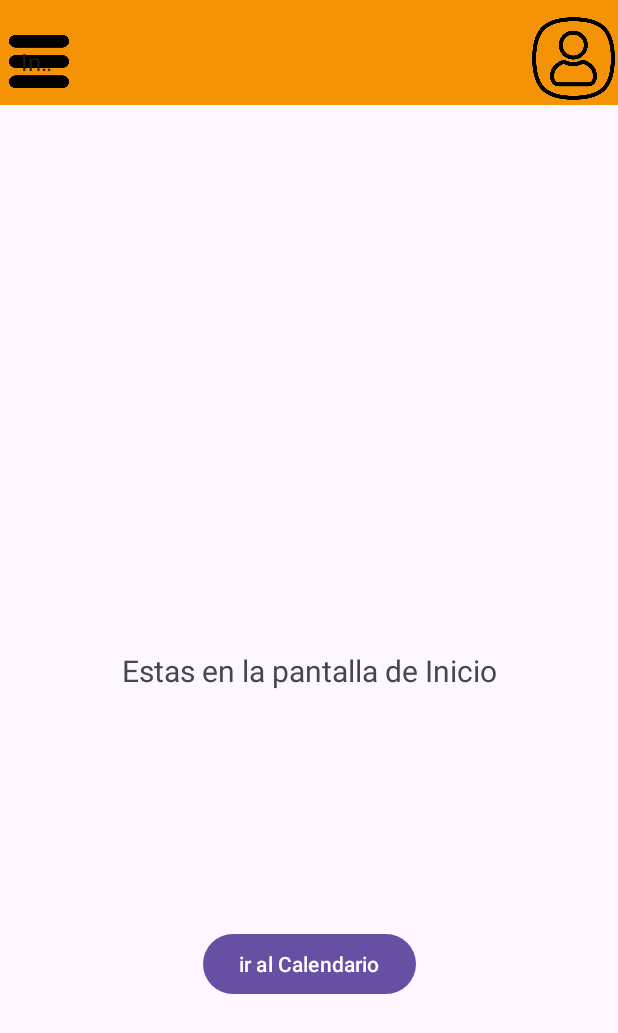
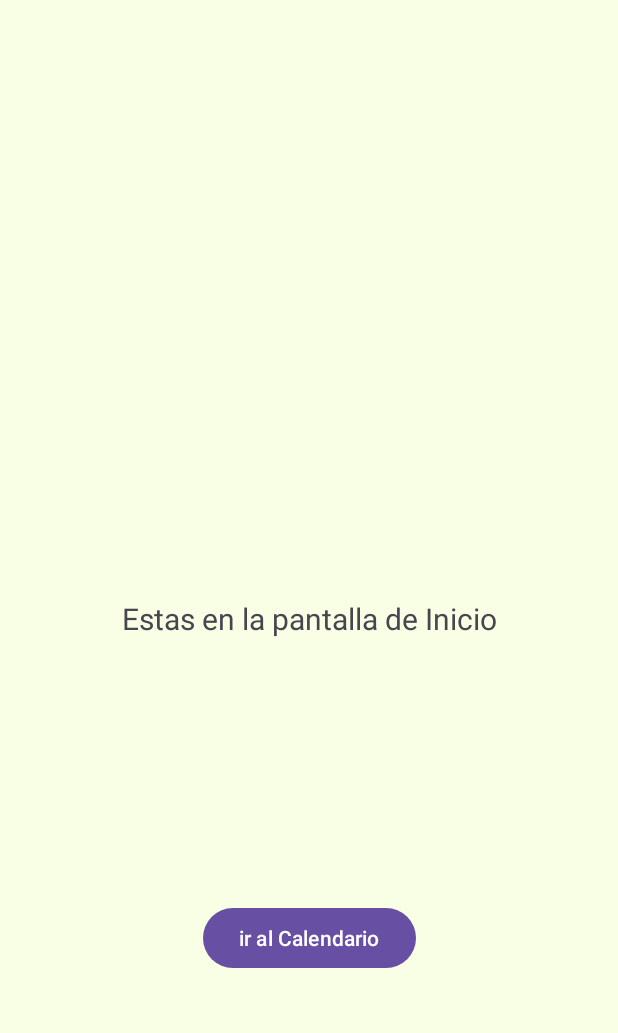
Before and after one commit to lobokronos/TFG, an Android app: the layout activity_home.xml on its own in the app's theme, with its tools: preview values and no code run, on a phone screen of 412 x 824 dp. Shown: the top 1033 px of the screen. Run offline under Robolectric (Android 15) with nearby library versions, the phone set to English and light mode, and no system bars.

Commit message:
Implementación de Navigation Drawer con comentarios en una BaseActivity para que se pueda implementar de manera personalizada en cada Activity.

```diff
--- a/app/src/main/AndroidManifest.xml
+++ b/app/src/main/AndroidManifest.xml
@@ -12,6 +12,12 @@
         android:supportsRtl="true"
         android:theme="@style/Theme.ProyectoFinal"
         tools:targetApi="31">
+        <activity
+            android:name=".BaseActivity"
+            android:exported="false" />
+        <activity
+            android:name=".AddQuitEmployeeActivity"
+            android:exported="false" />
         <activity
             android:name=".ProfileActivity"
             android:exported="false" />
--- a/app/src/main/res/layout/activity_home.xml
+++ b/app/src/main/res/layout/activity_home.xml
@@ -5,48 +5,8 @@
     android:id="@+id/main"
     android:layout_width="match_parent"
     android:layout_height="match_parent"
-    tools:context=".CalendarActivity">
+    android:background="@color/colorFondo">
 
-
-    <Toolbar
-        android:id="@+id/toolBar"
-        android:layout_width="match_parent"
-        android:layout_height="70dp"
-        android:background="@color/naranjaPersonalizado"
-        app:layout_constraintEnd_toEndOf="parent"
-        app:layout_constraintStart_toStartOf="parent"
-        app:layout_constraintTop_toTopOf="parent" />
-
-    <ImageView
-        android:id="@+id/imageUser"
-        android:layout_width="55dp"
-        android:layout_height="55dp"
-        android:layout_marginRight="2dp"
-        android:layout_marginBottom="3dp"
-        android:src="@drawable/userlogo"
-        app:layout_constraintBottom_toBottomOf="@+id/toolBar"
-        app:layout_constraintEnd_toEndOf="parent" />
-
-
-    <ImageView
-        android:id="@+id/imageView"
-        android:layout_width="270dp"
-        android:layout_height="40dp"
-        app:layout_constraintBottom_toBottomOf="@+id/toolBar"
-        app:layout_constraintEnd_toStartOf="@+id/imageUser"
-        app:layout_constraintStart_toEndOf="@+id/spinnerMenu" />
-
-    <Spinner
-        android:id="@+id/spinnerMenu"
-        android:layout_width="40dp"
-        android:layout_height="39dp"
-        android:layout_marginLeft="6dp"
-        android:background="@drawable/menu_normal"
-        android:entries="@array/menu"
-        android:spinnerMode="dropdown"
-        app:layout_constraintBottom_toBottomOf="@+id/toolBar"
-        app:layout_constraintStart_toStartOf="parent"
-        app:layout_constraintTop_toTopOf="@+id/imageUser" />
 
     <TextView
         android:id="@+id/textView"
@@ -57,13 +17,13 @@
         app:layout_constraintBottom_toBottomOf="parent"
         app:layout_constraintEnd_toEndOf="parent"
         app:layout_constraintStart_toStartOf="parent"
-        app:layout_constraintTop_toBottomOf="@+id/toolBar" />
+        app:layout_constraintTop_toTopOf="parent" />
 
     <Button
         android:id="@+id/btnCalendario"
-        android:text="ir al Calendario"
         android:layout_width="wrap_content"
         android:layout_height="wrap_content"
+        android:text="ir al Calendario"
         app:layout_constraintBottom_toBottomOf="parent"
         app:layout_constraintEnd_toEndOf="parent"
         app:layout_constraintStart_toStartOf="parent"
--- a/app/src/main/res/layout/calendar_day_layout.xml
+++ b/app/src/main/res/layout/calendar_day_layout.xml
@@ -1,4 +1,5 @@
 <?xml version="1.0" encoding="utf-8"?>
+<!-- En este layout definimos el contenido de cada día o celda del calendario -->
 <LinearLayout xmlns:android="http://schemas.android.com/apk/res/android"
     android:layout_width="match_parent"
     android:layout_height="match_parent"
--- a/app/src/main/res/values/colors.xml
+++ b/app/src/main/res/values/colors.xml
@@ -5,5 +5,6 @@
     <color name="naranjaPersonalizado">#F39305</color>
     <color name="naranjaPersonalOscuro">#DD8604</color>
     <color name="colorFondo">#F9FFE5</color>
+    <color name="gray">#808080</color>
 
 </resources>
```
Also changed, not shown: app/src/main/java/com/example/proyectofinal/CalendarActivity.kt (+44 -46 lines), app/src/main/java/com/example/proyectofinal/HomeActivity.kt (+13 -23 lines), app/src/main/java/com/example/proyectofinal/ProfileActivity.kt (+5 -2 lines), app/src/main/java/com/example/proyectofinal/SubscribeActivity.kt (deleted, +0 -44 lines), app/src/main/java/com/example/proyectofinal/UnsubscribeActivity.kt (deleted, +0 -44 lines), app/src/main/res/layout/activity_calendar.xml (+8 -50 lines), app/src/main/res/layout/activity_profile.xml (+10 -1 lines), app/src/main/res/layout/activity_subscribe.xml (deleted, +0 -65 lines), app/src/main/res/layout/activity_unsubscribe.xml (deleted, +0 -65 lines), app/src/main/res/values/strings.xml (+7 -0 lines), app/src/main/res/drawable/menu_logo.png (deleted).
